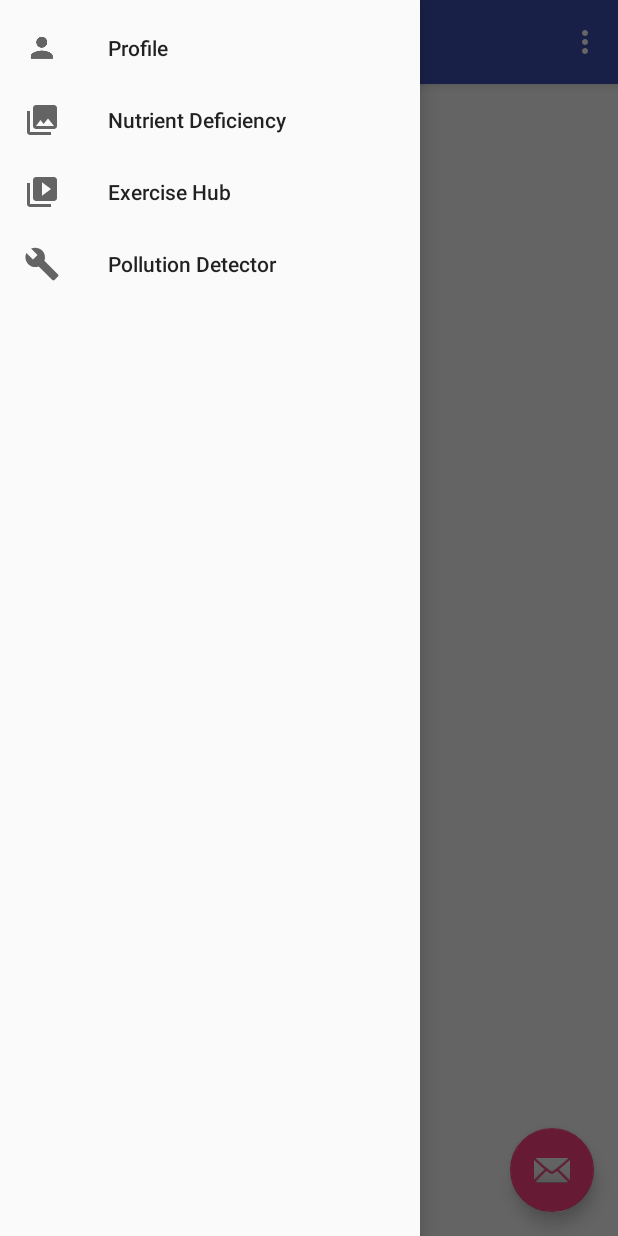
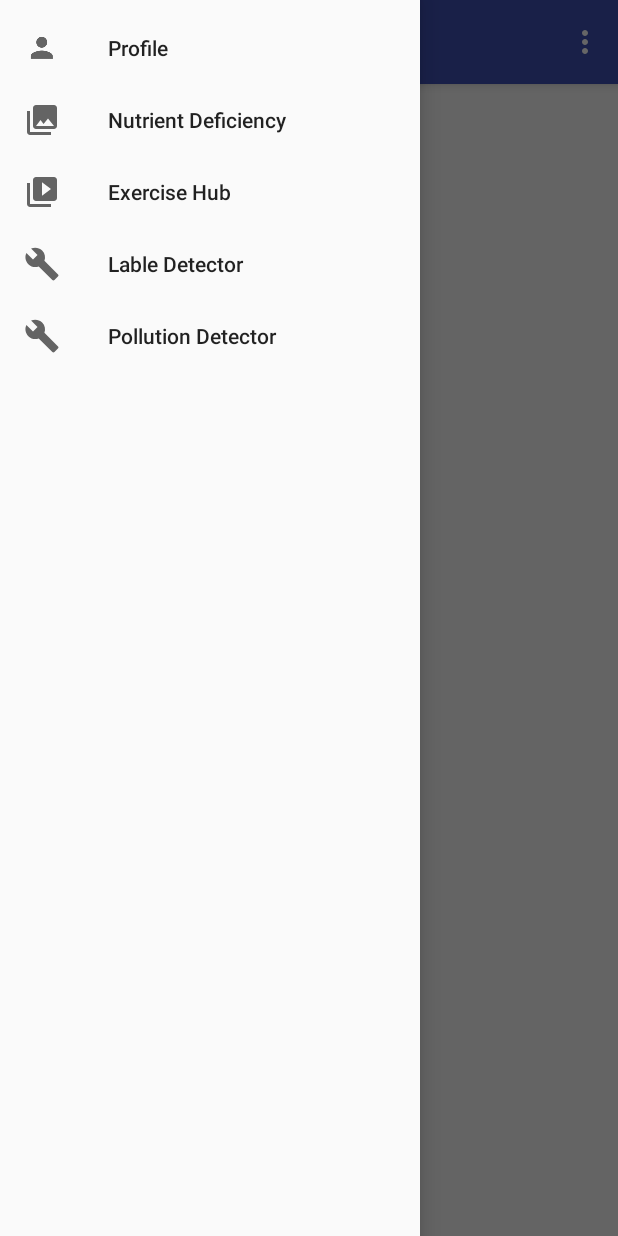
Before and after one commit to jindalshiva/swasth, an Android app: the screen it shows after launch (MainActivity), with the side drawer open, on a phone screen of 412 x 824 dp. Run offline under Robolectric (Android 15) with nearby library versions, the phone set to English and light mode, and no system bars.

Commit message:
initial commit

```diff
--- a/app/build.gradle
+++ b/app/build.gradle
@@ -24,6 +24,7 @@ dependencies {
     implementation 'com.android.support:support-v4:28.0.0'
     implementation 'com.android.support:design:28.0.0'
     implementation 'com.android.support.constraint:constraint-layout:1.1.3'
+    implementation 'com.google.android.gms:play-services-maps:16.0.0'
     testImplementation 'junit:junit:4.12'
     androidTestImplementation 'com.android.support.test:runner:1.0.2'
     androidTestImplementation 'com.android.support.test.espresso:espresso-core:3.0.2'
--- a/app/src/main/res/layout/app_bar_main.xml
+++ b/app/src/main/res/layout/app_bar_main.xml
@@ -23,12 +23,5 @@
 
     <include layout="@layout/content_main"/>
 
-    <android.support.design.widget.FloatingActionButton
-        android:id="@+id/fab"
-        android:layout_width="wrap_content"
-        android:layout_height="wrap_content"
-        android:layout_gravity="bottom|end"
-        android:layout_margin="@dimen/fab_margin"
-        app:srcCompat="@android:drawable/ic_dialog_email" />
 
 </android.support.design.widget.CoordinatorLayout>
--- a/app/src/main/res/menu/activity_main_drawer.xml
+++ b/app/src/main/res/menu/activity_main_drawer.xml
@@ -17,9 +17,14 @@
             android:icon="@drawable/ic_menu_slideshow"
             android:title="Exercise Hub" />
         <item
+            android:id="@+id/nav_label"
+            android:icon="@drawable/ic_menu_manage"
+            android:title="Lable Detector" />
+        <item
             android:id="@+id/nav_manage"
             android:icon="@drawable/ic_menu_manage"
             android:title="Pollution Detector" />
+
     </group>
 
     <!--<item android:title="Communicate">-->
--- a/app/src/main/res/values/strings.xml
+++ b/app/src/main/res/values/strings.xml
@@ -6,4 +6,5 @@
     <string name="nav_header_subtitle">android.studio@android.com</string>
     <string name="nav_header_desc">Navigation header</string>
     <string name="action_settings">Settings</string>
+    <string name="title_activity_pollution_detector">Map</string>
 </resources>
```
Also changed, not shown: app/src/debug/res/values/google_maps_api.xml (added, +24 -0 lines), app/src/main/AndroidManifest.xml (+23 -1 lines), app/src/main/java/com/example/nandkishorjindal/swasth/LableDetector.java (added, +13 -0 lines), app/src/main/java/com/example/nandkishorjindal/swasth/MainActivity.java (+6 -9 lines), app/src/main/java/com/example/nandkishorjindal/swasth/PollutionDetector.java (+35 -2 lines), app/src/main/res/layout/activity_lable_detector.xml (added, +9 -0 lines), app/src/main/res/layout/activity_pollution_detector.xml (+5 -5 lines), 1 other file.
